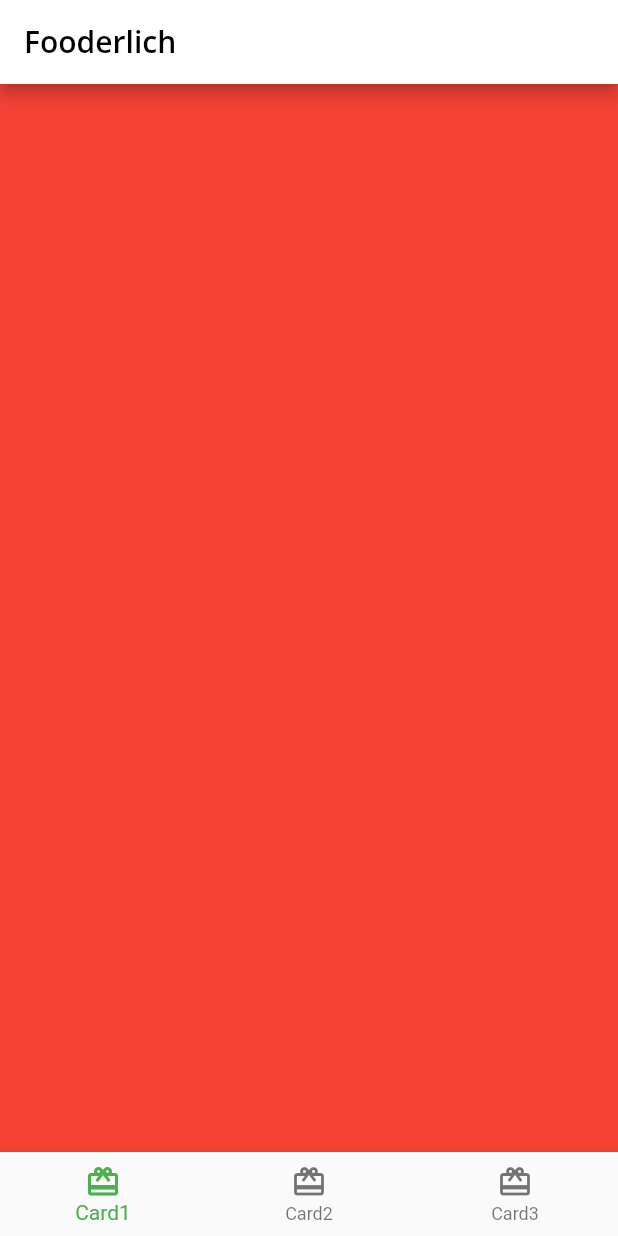
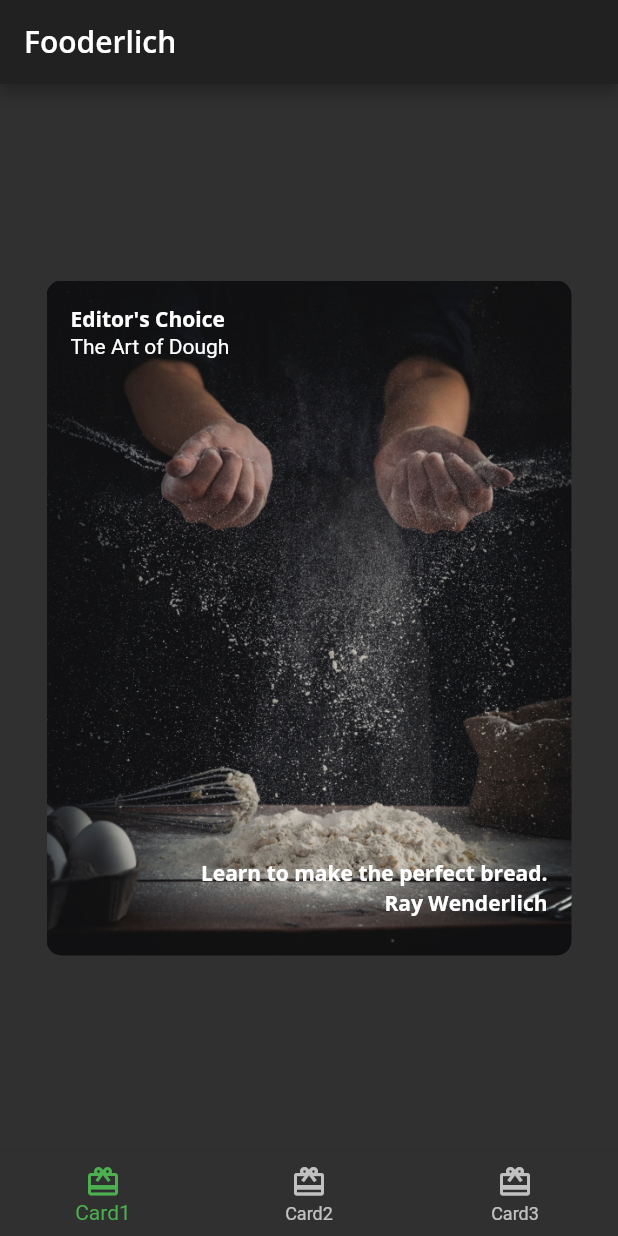
Before and after one commit to MoonCheung/dart-source, a Flutter app: the screen it shows after launch, on a phone screen of 412 x 824 dp. Run offline on Flutter 3.47's test engine with Material 2 defaults, Android fonts, the phone set to English and light mode, and no system bars; our stand-ins replace google_fonts.

Commit message:
feat: flutter 小部件

```diff
--- /dev/null
+++ b/flutter_widget/lib/card1.dart
@@ -0,0 +1,44 @@
+import 'package:flutter/material.dart';
+import 'fooderlich_theme.dart';
+
+class Card1 extends StatelessWidget {
+  const Card1({Key? key}) : super(key: key);
+
+  final String category = 'Editor\'s Choice';
+  final String title = 'The Art of Dough';
+  final String description = 'Learn to make the perfect bread.';
+  final String chef = 'Ray Wenderlich';
+
+  @override
+  Widget build(BuildContext context) {
+    return Center(
+      child: Container(
+        child: Stack(children: <Widget>[
+          Text(category, style: FooderlichTheme.darkTextTheme.bodyText1),
+          Positioned(
+              child:
+                  Text(title, style: FooderlichTheme.darkTextTheme.headline5),
+              top: 20),
+          Positioned(
+              child: Text(description,
+                  style: FooderlichTheme.darkTextTheme.bodyText1),
+              bottom: 30,
+              right: 0),
+          Positioned(
+              child: Text(chef, style: FooderlichTheme.darkTextTheme.bodyText1),
+              bottom: 10,
+              right: 0)
+        ]),
+        padding: const EdgeInsets.all(16),
+        constraints: const BoxConstraints.expand(
+          width: 350,
+          height: 450,
+        ),
+        decoration: const BoxDecoration(
+            image: DecorationImage(
+                image: AssetImage('assets/mag1.png'), fit: BoxFit.cover),
+            borderRadius: BorderRadius.all(Radius.circular(10.0))),
+      ),
+    );
+  }
+}
--- a/flutter_widget/lib/home.dart
+++ b/flutter_widget/lib/home.dart
@@ -1,4 +1,7 @@
 import 'package:flutter/material.dart';
+import './card1.dart';
+import './card2.dart';
+import './card3.dart';
 
 class Home extends StatefulWidget {
   const Home({Key? key}) : super(key: key);
@@ -12,9 +15,9 @@ class _HomeState extends State<Home> {
   int _selectedIndex = 0;
   // 声明多个容器小部件列表
   static List<Widget> pages = <Widget>[
-    Container(color: Colors.red),
-    Container(color: Colors.green),
-    Container(color: Colors.blue),
+    const Card1(),
+    const Card2(),
+    const Card3(),
   ];
 
   void _onItemTapped(int index) {
@@ -25,8 +28,6 @@ class _HomeState extends State<Home> {
 
   @override
   Widget build(BuildContext context) {
-    print('watch conext:${context}');
-
     return Scaffold(
       appBar: AppBar(
           title:
--- a/flutter_widget/lib/main.dart
+++ b/flutter_widget/lib/main.dart
@@ -13,7 +13,7 @@ class MyApp extends StatelessWidget {
   @override
   Widget build(BuildContext context) {
     // TODO: Create theme
-    final theme = FooderlichTheme.light();
+    final theme = FooderlichTheme.dark();
 
     // TODO: Apply Home widget
     return MaterialApp(
```
Also changed, not shown: flutter_widget/lib/author_card.dart (added, +55 -0 lines), flutter_widget/lib/card2.dart (added, +48 -0 lines), flutter_widget/lib/card3.dart (added, +81 -0 lines), flutter_widget/lib/circle_image.dart (added, +27 -0 lines), flutter_widget/assets/author_katz.jpeg (added), flutter_widget/assets/mag1.png (added), flutter_widget/assets/mag2.png (added), flutter_widget/assets/mag3.png (added), flutter_widget/assets/mag4.png (added), flutter_widget/assets/mag5.png (added).
